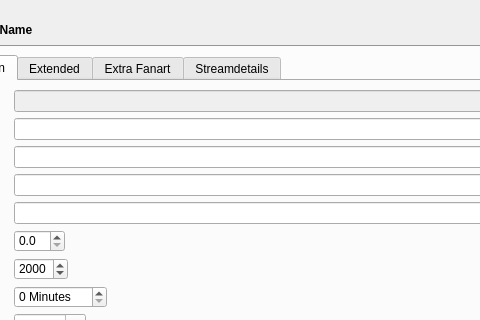
This is concerts/ConcertWidget.ui in Komet/MediaElch as Qt 5 draws it before an edit; both pictures show x 97 to 577 and y 0 to 320 of the 934 by 804 pixel window. The edited form follows.
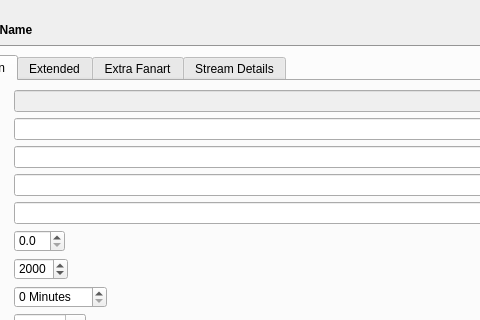
This is the edited form. The open tabs and pages were chosen to show the change. Icons and pictures are not drawn. Custom widgets are drawn as their Qt base class.

Commit message: Changed a few missed labels & the trailer download icon

Diff of the .ui file:
```diff
--- a/concerts/ConcertWidget.ui
+++ b/concerts/ConcertWidget.ui
@@ -385,7 +385,7 @@
           </widget>
           <widget class="QWidget" name="tab_3">
            <attribute name="title">
-            <string>Streamdetails</string>
+            <string>Stream Details</string>
            </attribute>
            <layout class="QVBoxLayout" name="verticalLayout_7">
             <item>
```
Left out of the diff: 2 changed lines with no effect on the pictures. The commit also changes 4 other files.
